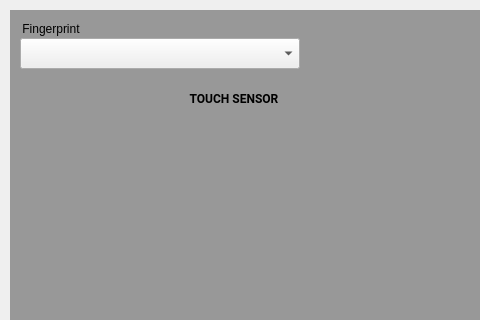
Before: the Qt Designer form android/android-emu/android/skin/qt/extended-pages/finger-page.ui in aosp-mirror/platform_external_qemu, drawn with Qt 5; both pictures show x 0 to 480 and y 0 to 320 of the 620 by 600 pixel window.
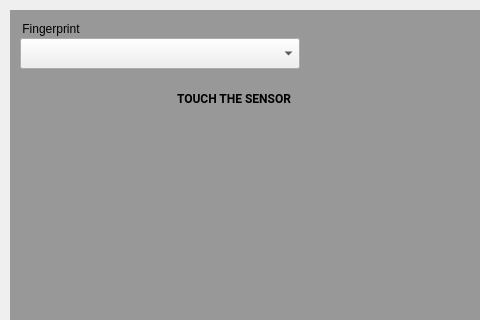
After: the same form once the commit is applied. Icons and pictures are not drawn. Custom widgets are drawn as their Qt base class.

Commit message:
[UI] Remove icons from Emulator UI buttons
We have decided that buttons should not have both text and
an icon. This removes the icon from buttons that have text.

We have also changed the button text from green to gray and
made the buttons more distinct from the background.

Note that the buttons on the telephony page are an exception.
These continue to have icon + text. The icon colors were
changed to match the color of the text.

Patch:
```diff
--- a/android/android-emu/android/skin/qt/extended-pages/finger-page.ui
+++ b/android/android-emu/android/skin/qt/extended-pages/finger-page.ui
@@ -54,17 +54,7 @@
     </font>
    </property>
    <property name="text">
-    <string>TOUCH SENSOR</string>
-   </property>
-   <property name="icon">
-    <iconset resource="../resources.qrc">
-     <normaloff>:/light/finger_press</normaloff>:/light/finger_press</iconset>
-   </property>
-   <property name="iconSize">
-    <size>
-     <width>20</width>
-     <height>20</height>
-    </size>
+    <string>TOUCH THE SENSOR</string>
    </property>
    <property name="flat">
     <bool>true</bool>
```
Left out of the diff: 2 changed lines with no effect on the pictures. The commit also changes 44 other files.
